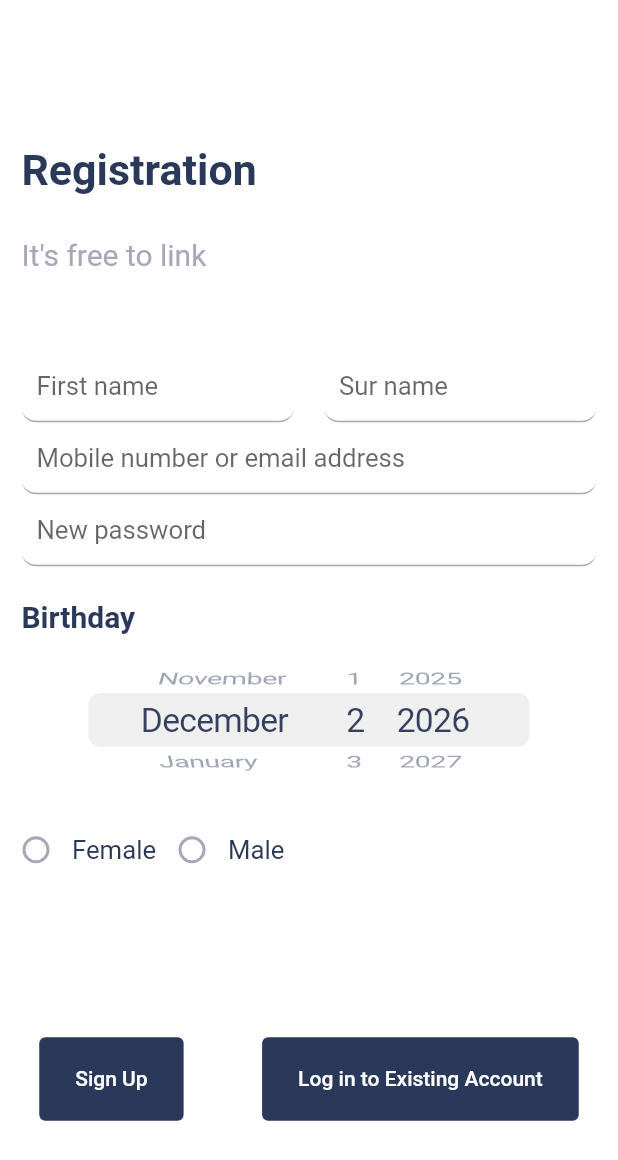
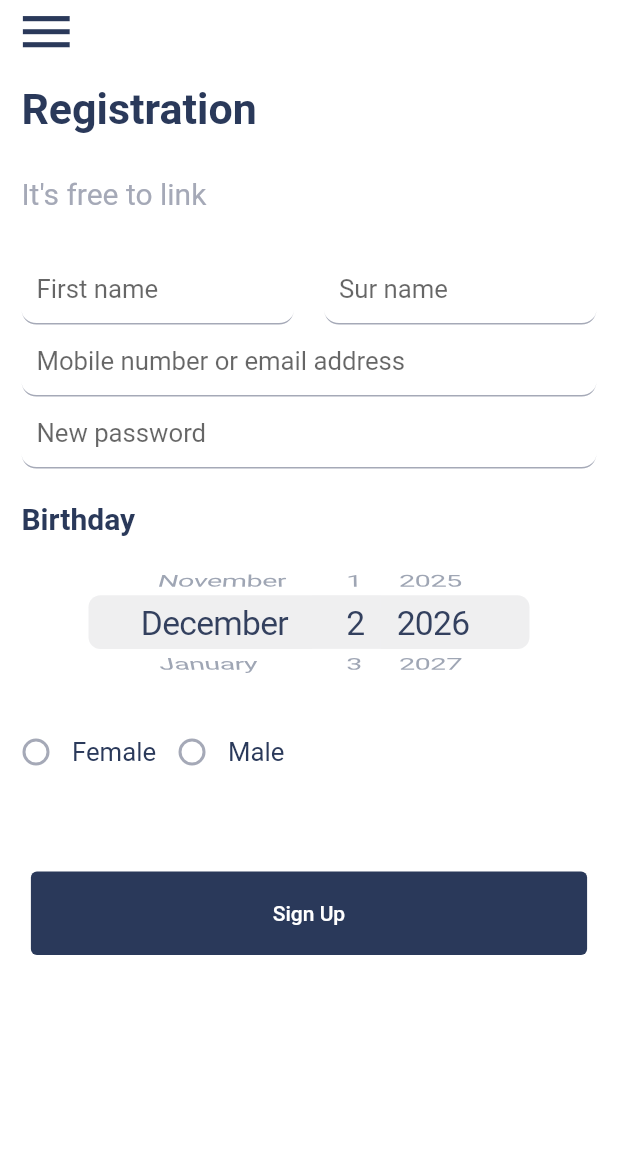
Before and after one commit to qrsd/flutter-contact-book, a Flutter app: the screen it shows after launch, after a tap on the "menu" icon, on a phone screen of 412 x 824 dp. Shown: the top 1160 px of the screen. Run offline on Flutter 3.47's test engine with Material 2 defaults, Android fonts, the phone set to English and light mode, and no system bars; our stand-ins replace bloc, equatable, flutter_bloc, flutter_screenutil; network calls fail.

Commit message:
Registration page updated

```diff
--- a/lib/presentation/app.dart
+++ b/lib/presentation/app.dart
@@ -5,7 +5,7 @@ import 'package:flutter/services.dart';
 import './constants.dart';
 import './existing_page.dart';
 import './home_page.dart';
-import './login_page.dart';
+import './registration_page.dart';
 import './user_page.dart';
 
 /// Presets and routes
@@ -20,12 +20,12 @@ class App extends StatelessWidget {
       // ignore: missing_return
       onGenerateRoute: (settings) {
         switch (settings.name) {
+          case '/login':
+            return CupertinoPageRoute(
+                builder: (_) => RegistrationPage(), settings: settings);
           case '/':
             return CupertinoPageRoute(
                 builder: (_) => HomePage(), settings: settings);
-          case '/login':
-            return CupertinoPageRoute(
-                builder: (_) => LoginPage(), settings: settings);
           case '/existing':
             return CupertinoPageRoute(
                 builder: (_) => ExistingPage(), settings: settings);
--- a/lib/presentation/login_page.dart
+++ /dev/null
@@ -1,268 +0,0 @@
-import 'package:flutter/cupertino.dart';
-import 'package:flutter/material.dart';
-import 'package:flutter_screenutil/flutter_screenutil.dart';
-
-/// This is the registration/login page the sign up button does nothing at the moment
-/// and the existing login button shows you to a different page.
-class LoginPage extends StatefulWidget {
-  @override
-  _LoginPageState createState() => _LoginPageState();
-}
-
-class _LoginPageState extends State<LoginPage> {
-  var _radioValue;
-
-  @override
-  Widget build(BuildContext context) {
-    return Scaffold(
-      resizeToAvoidBottomInset: true,
-      body: SingleChildScrollView(
-        child: Container(
-          height: ScreenUtil().setHeight(2960.0),
-          child: Stack(
-            children: <Widget>[
-              /// Header
-              Align(
-                alignment: Alignment(-1, -.7),
-                child: Container(
-                  padding: EdgeInsets.only(
-                    left: ScreenUtil().setWidth(50.0),
-                  ),
-                  child: Column(
-                    mainAxisSize: MainAxisSize.min,
-                    crossAxisAlignment: CrossAxisAlignment.start,
-                    children: <Widget>[
-                      Text(
-                        'Registration',
-                        style: Theme.of(context)
-                            .textTheme
-                            .bodyText1
-                            .copyWith(fontSize: ScreenUtil().setWidth(100.0)),
-                      ),
-                      SizedBox(
-                        height: ScreenUtil().setHeight(100.0),
-                      ),
-                      Text(
-                        "It's free to link",
-                        style: Theme.of(context)
-                            .textTheme
-                            .bodyText2
-                            .copyWith(fontSize: ScreenUtil().setWidth(70.0)),
-                      ),
-                      SizedBox(
-                        height: ScreenUtil().setHeight(350.0),
-                      ),
-                    ],
-                  ),
-                ),
-              ),
-
-              /// User data fields
-              Align(
-                alignment: Alignment(0, 0),
-                child: Column(
-                  mainAxisSize: MainAxisSize.min,
-                  children: <Widget>[
-                    Container(
-                      padding: EdgeInsets.symmetric(
-                        horizontal: ScreenUtil().setWidth(50.0),
-                      ),
-                      child: Column(
-                        children: <Widget>[
-                          Row(
-                            mainAxisAlignment: MainAxisAlignment.spaceAround,
-                            children: <Widget>[
-                              Expanded(
-                                child: TextField(
-                                  textCapitalization: TextCapitalization.words,
-                                  style: Theme.of(context)
-                                      .textTheme
-                                      .bodyText1
-                                      .copyWith(
-                                        fontWeight: FontWeight.normal,
-                                        fontSize: ScreenUtil().setWidth(60.0),
-                                      ),
-                                  keyboardType: TextInputType.text,
-                                  onChanged: (_) {},
-                                  decoration:
-                                      InputDecoration(hintText: 'First name'),
-                                ),
-                              ),
-                              SizedBox(
-                                width: ScreenUtil().setWidth(70.0),
-                              ),
-                              Expanded(
-                                child: TextField(
-                                  textCapitalization: TextCapitalization.words,
-                                  style: Theme.of(context)
-                                      .textTheme
-                                      .bodyText1
-                                      .copyWith(
-                                        fontWeight: FontWeight.normal,
-                                        fontSize: ScreenUtil().setWidth(60.0),
-                                      ),
-                                  keyboardType: TextInputType.text,
-                                  onChanged: (_) {},
-                                  decoration:
-                                      InputDecoration(hintText: 'Sur name'),
-                                ),
-                              ),
-                            ],
-                          ),
-                          TextField(
-                            style:
-                                Theme.of(context).textTheme.bodyText1.copyWith(
-                                      fontWeight: FontWeight.normal,
-                                      fontSize: ScreenUtil().setWidth(60.0),
-                                    ),
-                            keyboardType: TextInputType.text,
-                            onChanged: (_) {},
-                            decoration: InputDecoration(
-                                hintText: 'Mobile number or email address'),
-                          ),
-                          TextField(
-                            obscureText: true,
-                            style:
-                                Theme.of(context).textTheme.bodyText1.copyWith(
-                                      fontWeight: FontWeight.normal,
-                                      fontSize: ScreenUtil().setWidth(60.0),
-                                    ),
-                            keyboardType: TextInputType.text,
-                            onChanged: (_) {},
-                            decoration:
-                                InputDecoration(hintText: 'New password'),
-                          ),
-                        ],
-                      ),
-                    ),
-                    SizedBox(
-                      height: ScreenUtil().setHeight(80.0),
-                    ),
-                    Container(
-                      child: Column(
-                        crossAxisAlignment: CrossAxisAlignment.start,
-                        children: <Widget>[
-                          Padding(
-                            padding: EdgeInsets.only(
-                                left: ScreenUtil().setWidth(50.0)),
-                            child: Text(
-                              'Birthday',
-                              style: Theme.of(context)
-                                  .textTheme
-                                  .bodyText1
-                                  .copyWith(
-                                      fontSize: ScreenUtil().setWidth(70.0)),
-                            ),
-                          ),
-                          SizedBox(
-                            height: ScreenUtil().setHeight(80.0),
-                          ),
-                          Container(
-                            padding: EdgeInsets.symmetric(horizontal: 50.0),
-                            height: ScreenUtil().setHeight(250.0),
-                            child: CupertinoTheme(
-                              data: CupertinoThemeData(
-                                textTheme: CupertinoTextThemeData(
-                                  dateTimePickerTextStyle:
-                                      CupertinoTheme.of(context)
-                                          .textTheme
-                                          .textStyle
-                                          .copyWith(
-                                            color: Color(0xff2A395A),
-                                            fontSize:
-                                                ScreenUtil().setWidth(70.0),
-                                          ),
-                                ),
-                              ),
-                              child: CupertinoDatePicker(
-                                mode: CupertinoDatePickerMode.date,
-                                onDateTimeChanged: (_) {},
-                              ),
-                            ),
-                          ),
-                        ],
-                      ),
-                    ),
-                    SizedBox(
-                      height: ScreenUtil().setHeight(100.0),
-                    ),
-                    // gender selector
-                    Container(
-                      child: Row(
-                        children: <Widget>[
-                          Radio(
-                            value: 1,
-                            groupValue: _radioValue,
-                            onChanged: (_) {
-                              setState(() {
-                                _radioValue = _;
-                              });
-                            },
-                          ),
-                          Text(
-                            'Female',
-                            style:
-                                Theme.of(context).textTheme.bodyText1.copyWith(
-                                      fontWeight: FontWeight.normal,
-                                      fontSize: ScreenUtil().setWidth(60.0),
-                                    ),
-                          ),
-                          Radio(
-                            value: 2,
-                            groupValue: _radioValue,
-                            onChanged: (_) {
-                              setState(() {
-                                _radioValue = _;
-                              });
-                            },
-                          ),
-                          Text(
-                            'Male',
-                            style:
-                                Theme.of(context).textTheme.bodyText1.copyWith(
-                                      fontWeight: FontWeight.normal,
-                                      fontSize: ScreenUtil().setWidth(60.0),
-                                    ),
-                          ),
-                        ],
-                      ),
-                    ),
-                  ],
-                ),
-              ),
-
-              /// buttons
-              Align(
-                alignment: Alignment(0, .8),
-                child: Row(
-                  mainAxisAlignment: MainAxisAlignment.spaceAround,
-                  children: <Widget>[
-                    Container(
-                      height: ScreenUtil().setHeight(200.0),
-                      child: FlatButton(
-                        onPressed: () {},
-                        color: Color(0xff2A395A),
-                        textColor: Colors.white,
-                        child: Text('Sign Up'),
-                      ),
-                    ),
-                    Container(
-                      height: ScreenUtil().setHeight(200.0),
-                      child: FlatButton(
-                        color: Color(0xff2A395A),
-                        textColor: Colors.white,
-                        onPressed: () =>
-                            Navigator.pushNamed(context, '/existing'),
-                        child: Text('Log in to Existing Account'),
-                      ),
-                    ),
-                  ],
-                ),
-              ),
-            ],
-          ),
-        ),
-      ),
-    );
-  }
-}
--- /dev/null
+++ b/lib/presentation/registration_page.dart
@@ -0,0 +1,244 @@
+import 'package:flutter/cupertino.dart';
+import 'package:flutter/material.dart';
+import 'package:flutter_screenutil/flutter_screenutil.dart';
+
+import './widgets/top_bar.dart';
+
+/// This is the registration page the sign up button is currently inactive.
+class RegistrationPage extends StatefulWidget {
+  @override
+  _RegistrationPageState createState() => _RegistrationPageState();
+}
+
+class _RegistrationPageState extends State<RegistrationPage> {
+  var _radioValue;
+
+  @override
+  Widget build(BuildContext context) {
+    return Scaffold(
+      appBar: TopBar(
+        size: ScreenUtil().setHeight(200.0),
+      ),
+      resizeToAvoidBottomInset: true,
+      body: SingleChildScrollView(
+        child: Column(
+          crossAxisAlignment: CrossAxisAlignment.start,
+          children: <Widget>[
+            /// Header
+            Container(
+              padding: EdgeInsets.only(
+                left: ScreenUtil().setWidth(50.0),
+              ),
+              child: Column(
+                mainAxisSize: MainAxisSize.min,
+                crossAxisAlignment: CrossAxisAlignment.start,
+                children: <Widget>[
+                  Text(
+                    'Registration',
+                    style: Theme.of(context)
+                        .textTheme
+                        .bodyText1
+                        .copyWith(fontSize: ScreenUtil().setWidth(100.0)),
+                  ),
+                  SizedBox(
+                    height: ScreenUtil().setHeight(100.0),
+                  ),
+                  Text(
+                    "It's free to link",
+                    style: Theme.of(context)
+                        .textTheme
+                        .bodyText2
+                        .copyWith(fontSize: ScreenUtil().setWidth(70.0)),
+                  ),
+                  SizedBox(
+                    height: ScreenUtil().setHeight(100.0),
+                  ),
+                ],
+              ),
+            ),
+
+            /// User data fields
+            Column(
+              mainAxisSize: MainAxisSize.min,
+              children: <Widget>[
+                Container(
+                  padding: EdgeInsets.symmetric(
+                    horizontal: ScreenUtil().setWidth(50.0),
+                  ),
+                  child: Column(
+                    children: <Widget>[
+                      Row(
+                        mainAxisAlignment: MainAxisAlignment.spaceAround,
+                        children: <Widget>[
+                          Expanded(
+                            child: TextField(
+                              textCapitalization: TextCapitalization.words,
+                              style: Theme.of(context)
+                                  .textTheme
+                                  .bodyText1
+                                  .copyWith(
+                                    fontWeight: FontWeight.normal,
+                                    fontSize: ScreenUtil().setWidth(60.0),
+                                  ),
+                              keyboardType: TextInputType.text,
+                              onChanged: (_) {},
+                              decoration:
+                                  InputDecoration(hintText: 'First name'),
+                            ),
+                          ),
+                          SizedBox(
+                            width: ScreenUtil().setWidth(70.0),
+                          ),
+                          Expanded(
+                            child: TextField(
+                              textCapitalization: TextCapitalization.words,
+                              style: Theme.of(context)
+                                  .textTheme
+                                  .bodyText1
+                                  .copyWith(
+                                    fontWeight: FontWeight.normal,
+                                    fontSize: ScreenUtil().setWidth(60.0),
+                                  ),
+                              keyboardType: TextInputType.text,
+                              onChanged: (_) {},
+                              decoration: InputDecoration(hintText: 'Sur name'),
+                            ),
+                          ),
+                        ],
+                      ),
+                      TextField(
+                        style: Theme.of(context).textTheme.bodyText1.copyWith(
+                              fontWeight: FontWeight.normal,
+                              fontSize: ScreenUtil().setWidth(60.0),
+                            ),
+                        keyboardType: TextInputType.text,
+                        onChanged: (_) {},
+                        decoration: InputDecoration(
+                            hintText: 'Mobile number or email address'),
+                      ),
+                      TextField(
+                        obscureText: true,
+                        style: Theme.of(context).textTheme.bodyText1.copyWith(
+                              fontWeight: FontWeight.normal,
+                              fontSize: ScreenUtil().setWidth(60.0),
+                            ),
+                        keyboardType: TextInputType.text,
+                        onChanged: (_) {},
+                        decoration: InputDecoration(hintText: 'New password'),
+                      ),
+                    ],
+                  ),
+                ),
+                SizedBox(
+                  height: ScreenUtil().setHeight(80.0),
+                ),
+                Container(
+                  child: Column(
+                    crossAxisAlignment: CrossAxisAlignment.start,
+                    children: <Widget>[
+                      Padding(
+                        padding:
+                            EdgeInsets.only(left: ScreenUtil().setWidth(50.0)),
+                        child: Text(
+                          'Birthday',
+                          style: Theme.of(context)
+                              .textTheme
+                              .bodyText1
+                              .copyWith(fontSize: ScreenUtil().setWidth(70.0)),
+                        ),
+                      ),
+                      SizedBox(
+                        height: ScreenUtil().setHeight(80.0),
+                      ),
+                      Container(
+                        padding: EdgeInsets.symmetric(horizontal: 50.0),
+                        height: ScreenUtil().setHeight(250.0),
+                        child: CupertinoTheme(
+                          data: CupertinoThemeData(
+                            textTheme: CupertinoTextThemeData(
+                              dateTimePickerTextStyle:
+                                  CupertinoTheme.of(context)
+                                      .textTheme
+                                      .textStyle
+                                      .copyWith(
+                                        color: Color(0xff2A395A),
+                                        fontSize: ScreenUtil().setWidth(70.0),
+                                      ),
+                            ),
+                          ),
+                          child: CupertinoDatePicker(
+                            mode: CupertinoDatePickerMode.date,
+                            onDateTimeChanged: (_) {},
+                          ),
+                        ),
+                      ),
+                    ],
+                  ),
+                ),
+                SizedBox(
+                  height: ScreenUtil().setHeight(100.0),
+                ),
+                // gender selector
+                Container(
+                  child: Row(
+                    children: <Widget>[
+                      Radio(
+                        value: 1,
+                        groupValue: _radioValue,
+                        onChanged: (_) {
+                          setState(() {
+                            _radioValue = _;
+                          });
+                        },
+                      ),
+                      Text(
+                        'Female',
+                        style: Theme.of(context).textTheme.bodyText1.copyWith(
+                              fontWeight: FontWeight.normal,
+                              fontSize: ScreenUtil().setWidth(60.0),
+                            ),
+                      ),
+                      Radio(
+                        value: 2,
+                        groupValue: _radioValue,
+                        onChanged: (_) {
+                          setState(() {
+                            _radioValue = _;
+                          });
+                        },
+                      ),
+                      Text(
+                        'Male',
+                        style: Theme.of(context).textTheme.bodyText1.copyWith(
+                              fontWeight: FontWeight.normal,
+                              fontSize: ScreenUtil().setWidth(60.0),
+                            ),
+                      ),
+                    ],
+                  ),
+                ),
+              ],
+            ),
+
+            /// button
+            Center(
+              child: Padding(
+                padding: EdgeInsets.only(top: ScreenUtil().setHeight(200.0)),
+                child: Container(
+                  height: ScreenUtil().setHeight(200.0),
+                  width: MediaQuery.of(context).size.width * .9,
+                  child: FlatButton(
+                    onPressed: () {},
+                    color: Color(0xff2A395A),
+                    textColor: Colors.white,
+                    child: Text('Sign Up'),
+                  ),
+                ),
+              ),
+            ),
+          ],
+        ),
+      ),
+    );
+  }
+}
```
